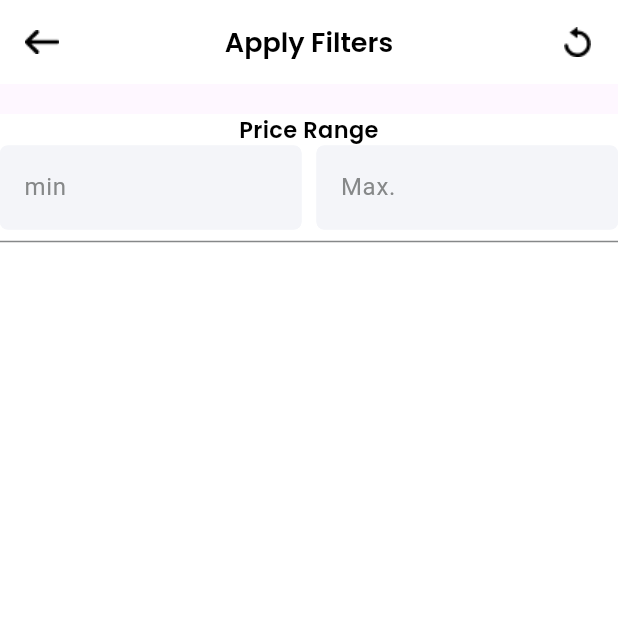
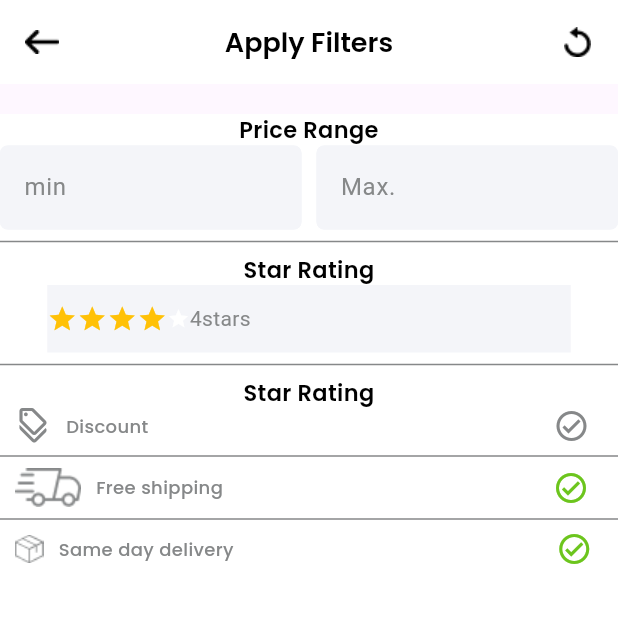
Before and after one commit to tazeen-dev/grocery_app, a Flutter app: the screen it shows after launch, on a phone screen of 412 x 824 dp, the top half of it. Run offline on Flutter 3.47's test engine with Material 3 defaults, Android fonts, the phone set to English and light mode, and no system bars; our stand-ins replace google_fonts.

Commit message:
by taking single row set text, icon,and image

```diff
--- a/lib/view/home_view/apply_filters/apply_filters.dart
+++ b/lib/view/home_view/apply_filters/apply_filters.dart
@@ -89,8 +89,65 @@ class _ApplyFiltersState extends State<ApplyFilters> {
            ),
          ],
        ),
-       Divider(thickness: 1,color: AppColors.greyColor,)
+       Divider(thickness: 1,color: AppColors.greyColor,),
+       BlackTextWidget(text: 'Star Rating',fontSize: 15,fontWeight: FontWeight.w600,),
+       Container(
+         height: 45,
+         width: 349,
+         decoration: BoxDecoration(
+           color: AppColors.lightGrey
+         ),
+         child: Row(
+           children: [
+             Icon(Icons.star,color: Color(0xffFFC107),size:20 ,),
+             Icon(Icons.star,color: Color(0xffFFC107),size:20,),
+             Icon(Icons.star,color: Color(0xffFFC107),size:20 ,),
+             Icon(Icons.star,color: Color(0xffFFC107),size:20 ,),
+             Icon(Icons.star,color: Colors.white,size:15 ,),
+             Text('4stars',style: TextStyle(color: AppColors.greyColor),)
+           ],
+         ),
+       ),
+ Divider(thickness: 1,color: AppColors.greyColor,),
+       BlackTextWidget(text: 'Star Rating',fontSize: 15,fontWeight: FontWeight.w600,),
+       Row(
+       children: [
+         SizedBox(width: 10,),
+        Icon(Icons.discount_outlined,color: AppColors.greyColor,),
+          SizedBox(width: 10,),
+          BlackTextWidget(text: 'Discount',fontSize: 12,fontWeight: FontWeight.w500,textColor:
+          AppColors.greyColor,),
+         SizedBox(width: 270,),
+         Icon(Icons.check_circle_outline_outlined,color: AppColors.greyColor),
 
+       ],
+     ),
+       SizedBox(width: 20,),
+       Divider(thickness: 1,color: AppColors.greyColor,),
+       Row(
+         children: [
+           SizedBox(width: 10,),
+           Image(image: AssetImage(AppIcons.outofdeleverd)),
+           SizedBox(width: 10,),
+           BlackTextWidget(text: 'Free shipping',fontSize: 12,fontWeight: FontWeight.w500,textColor:
+           AppColors.greyColor,),
+           SizedBox(width: 220,),
+           Icon(Icons.check_circle_outline_outlined,color: AppColors.DarkGreen),
+
+         ],
+       ),
+       Divider(thickness: 1,color: AppColors.greyColor,),
+       Row(
+         children: [
+           SizedBox(width: 10,),
+           Image(image: AssetImage(AppIcons.order),color: AppColors.greyColor,),
+           SizedBox(width: 10,),
+           BlackTextWidget(text: 'Same day delivery',fontSize: 12,fontWeight: FontWeight.w500,textColor:
+           AppColors.greyColor,),
+           SizedBox(width: 215,),
+           Icon(Icons.check_circle_outline_outlined,color: AppColors.DarkGreen),
+         ],
+       )
      ],
    ),
  )
```
